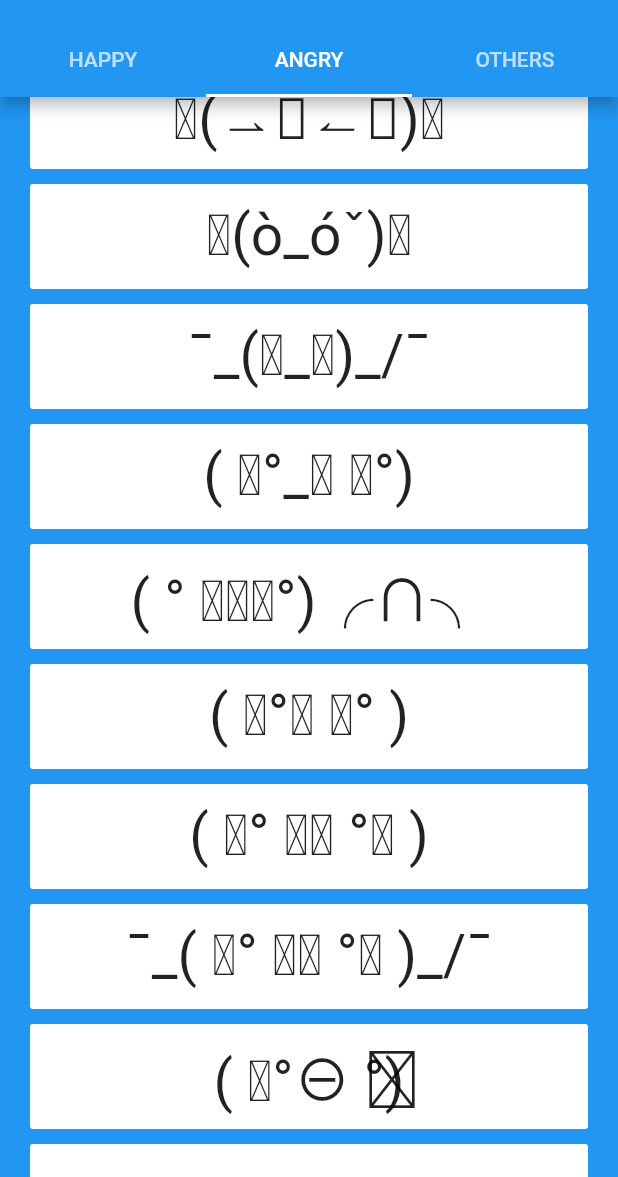
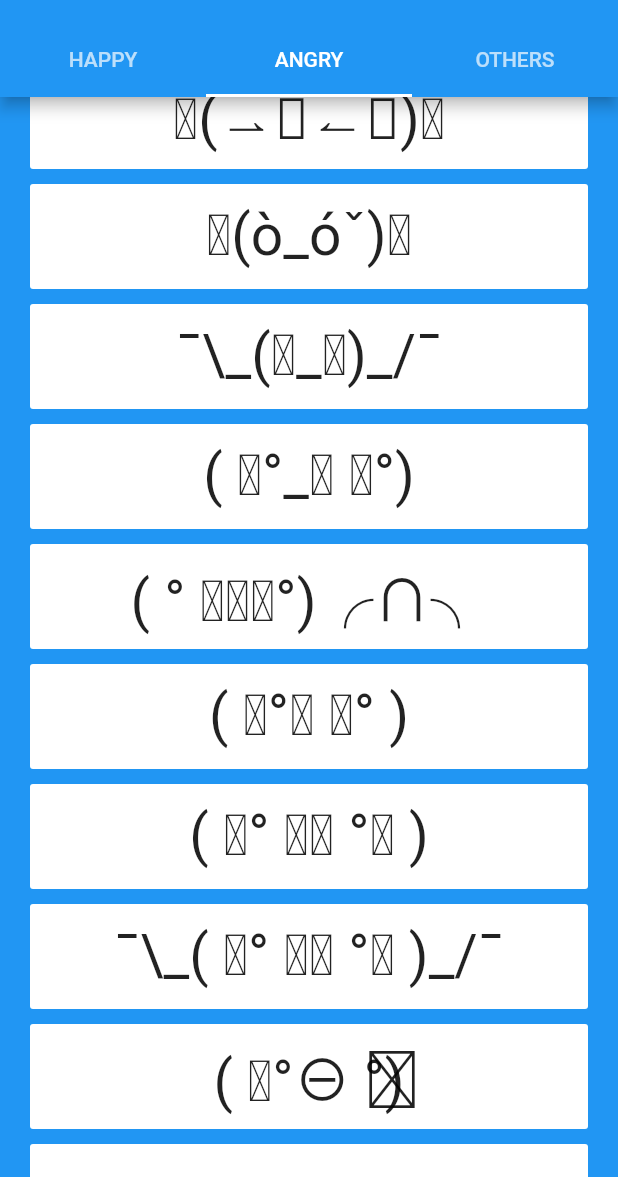
Before and after one commit to sharpsan/kaomoji_flutter, a Flutter app: the screen it shows after launch, tab 2 chosen, scrolled down 1152 dp, on a phone screen of 412 x 824 dp, the part 59-1236 px from its top. Run offline on Flutter 3.47's test engine with Material 2 defaults, Android fonts, the phone set to English and light mode, and no system bars; our stand-ins replace shared_preferences.

Commit message:
fix certain emojis and rewrite a lot of code
- fix certain emojis that weren't backslash-escaped
- heavily clean up code
- rewrite theme definitions and use Provider for applying, managing
theme
  - extract widgets from certain parts of the code for more readability
dependencies:
  - add provider package
  - update shared_preferences package to 0.5.8

```diff
--- a/lib/constants/constants.dart
+++ /dev/null
@@ -1,2 +0,0 @@
-
-const kCardBorderRadius = 2.0;
--- a/lib/constants/emojis.dart
+++ b/lib/constants/emojis.dart
@@ -68,12 +68,12 @@ const kEmojisAngry = [
   'ಠoಠ',
   'ᕙ(⇀‸↼‶)ᕗ',
   'ᕦ(ò_óˇ)ᕤ',
-  '¯\_(ʘ_ʘ)_/¯',
+  '¯\\_(ʘ_ʘ)_/¯',
   '( ͡°_ʖ ͡°)',
   '( ° ͜ʖ͡°)╭∩╮',
   '( ͡°Ĺ̯ ͡° )',
   '( ͠° ͟ʖ °͠ )',
-  '¯\_( ͠° ͟ʖ °͠ )_/¯',
+  '¯\\_( ͠° ͟ʖ °͠ )_/¯',
   '( ͡°⊖ ͡°)',
   'ب_ب',
   'ರ_ರ',
@@ -119,7 +119,7 @@ const kEmojisOther = [
   '(͡ ͡° ͜ つ ͡͡°)',
   '( ﾟдﾟ)',
   '┬──┬ ノ( ゜-゜ノ)',
-  '¯\(°_o)/¯',
+  '¯\\(°_o)/¯',
   '(ʘᗩʘ\')',
   '☜(⌒▽⌒)☞',
   '(;´༎ຶД༎ຶ`)',
--- a/lib/constants/theme_ids.dart
+++ /dev/null
@@ -1,9 +0,0 @@
-enum ThemeIds {
-  DEFAULT,
-  //LIGHT,
-  DARK,
-  DARKER,
-  BLACK,
-  AMOLED_BLACK,
-  RED_GREY,
-}
--- a/lib/main.dart
+++ b/lib/main.dart
@@ -1,58 +1,23 @@
 import 'package:flutter/material.dart';
-import 'package:kaomoji_flutter/constants/theme_ids.dart';
 import 'package:kaomoji_flutter/screens/emojis_tabs_screen.dart';
 import 'package:kaomoji_flutter/screens/theme_selector_screen.dart';
-import 'package:kaomoji_flutter/utilities/theme_helper.dart';
-import 'package:shared_preferences/shared_preferences.dart';
+import 'package:provider/provider.dart';
+import 'models/theme_model.dart';
 
 void main() => runApp(MyApp());
 
-class MyApp extends StatefulWidget {
-  final Widget child;
-  MyApp({this.child});
-
-  static restartApp(BuildContext context) {
-    final _MyAppState state =
-    context.findAncestorStateOfType<_MyAppState>();
-    state.restartApp();
-  }
-
-  @override
-  _MyAppState createState() => _MyAppState();
-}
-
 // TODO: figure out splashscreen: /android/app/src/main/res/drawable/launch_background - sdk <= 19 uses different mipmap load method in xml
 // TODO: fix wonky character parsing (confirmed on sdk19, maybe more)
-class _MyAppState extends State<MyApp> {
-  Key key = UniqueKey();
-  Future<ThemeData> theme;
-
-  Future<ThemeData> loadTheme(BuildContext context) async {
-    //await Future.delayed(Duration(seconds: 3));
-    ThemeHelper themeHelper = ThemeHelper(context: context);
-    SharedPreferences prefs = await SharedPreferences.getInstance();
-    int themeIdInt = (prefs.getInt('theme') ?? ThemeIds.DEFAULT);
-    ThemeData theme = themeHelper.getThemeById(themeIdInt);
-    return theme;
-  }
-
-
-  void restartApp() {
-    this.setState(() {
-      key = UniqueKey();
-    });
-  }
-
+class MyApp extends StatelessWidget {
   // This widget is the root of your application.
   @override
   Widget build(BuildContext context) {
-    ThemeHelper themeHelper = ThemeHelper(context: context);
-    theme = loadTheme(context);
-
-    return FutureBuilder<ThemeData>(
-      future: theme,
+    return ChangeNotifierProvider(
+      create: (_) => ThemeModel(),
+      builder: (BuildContext context, __) => FutureBuilder<ThemeData>(
+        future: Provider.of<ThemeModel>(context).theme,
         builder: (BuildContext context, AsyncSnapshot<ThemeData> snapshot) {
-        switch(snapshot.connectionState) {
+          switch (snapshot.connectionState) {
             case ConnectionState.none:
             case ConnectionState.waiting:
             case ConnectionState.active:
@@ -63,12 +28,14 @@ class _MyAppState extends State<MyApp> {
                 theme: snapshot.data,
                 initialRoute: '/',
                 routes: {
-              '/' : (context) => EmojisTabsScreen(),
-              '/themeSelector' : (context) => ThemeSelectorScreen(),
+                  '/': (context) => EmojisTabsScreen(),
+                  '/themeSelector': (context) => ThemeSelectorScreen(),
                 },
               );
           }
+          return null;
         },
+      ),
     );
   }
 }
--- a/lib/models/theme_entry.dart
+++ b/lib/models/theme_entry.dart
@@ -1,14 +1,16 @@
 import 'package:flutter/foundation.dart';
-import 'package:kaomoji_flutter/constants/theme_ids.dart';
+import 'package:flutter/material.dart';
 
 class ThemeEntry {
-  final ThemeIds id;
+  final int id;
   final String name;
   final String description;
+  final ThemeData themeData;
 
   const ThemeEntry({
     @required this.id,
     @required this.name,
     @required this.description,
+    @required this.themeData,
   });
 }
--- /dev/null
+++ b/lib/models/theme_model.dart
@@ -0,0 +1,106 @@
+import 'package:flutter/material.dart';
+import 'package:shared_preferences/shared_preferences.dart';
+import 'theme_entry.dart';
+
+class ThemeModel extends ChangeNotifier {
+  ThemeModel() {
+    _theme = _loadTheme();
+  }
+
+  Future<ThemeData> _theme;
+
+  Future<ThemeData> get theme => _theme;
+  Map<Themes, ThemeEntry> get themes => _themes;
+
+  Future<ThemeData> _loadTheme() async {
+    SharedPreferences prefs = await SharedPreferences.getInstance();
+    int themeIdInt = (prefs.getInt('theme') ?? Themes.DEFAULT.index);
+    ThemeData theme = getThemeById(themeIdInt).themeData;
+    return theme;
+  }
+
+  Future<void> loadTheme() async {
+    _theme = _loadTheme();
+    notifyListeners();
+  }
+
+  void applyTheme(int themeId) async {
+    SharedPreferences prefs = await SharedPreferences.getInstance();
+    await prefs.setInt('theme', themeId).whenComplete(() {
+      loadTheme();
+    });
+  }
+
+  ThemeEntry getThemeById(int themeId) {
+    return _themes.values.firstWhere((entry) => entry.id == themeId);
+  }
+
+  ////////// THEMES //////////
+
+  Map<Themes, ThemeEntry> _themes = {
+    Themes.DEFAULT: ThemeEntry(
+      id: 0,
+      name: 'Default',
+      description: 'Blue light theme',
+      themeData: ThemeData(
+        primaryColor: Colors.blue,
+      ),
+    ),
+    Themes.DARK: ThemeEntry(
+      id: 1,
+      name: 'Dark',
+      description: 'Material grey hybrid theme',
+      themeData: ThemeData(
+        primaryColor: Color(0xFF222222),
+        indicatorColor: Colors.blue,
+      ),
+    ),
+    Themes.DARKER: ThemeEntry(
+      id: 2,
+      name: 'Darker',
+      description: 'Material grey dark theme',
+      themeData: ThemeData.dark().copyWith(
+        accentColor: Colors.white,
+        indicatorColor: Colors.white,
+      ),
+    ),
+    Themes.BLACK: ThemeEntry(
+      id: 3,
+      name: 'Black',
+      description: 'Black hybrid theme',
+      themeData: ThemeData(
+        primaryColor: Colors.black,
+        accentColor: Colors.blue,
+      ),
+    ),
+    Themes.AMOLED_BLACK: ThemeEntry(
+      id: 4,
+      name: "AMOLED Black",
+      description: "Black dark theme",
+      themeData: ThemeData.dark().copyWith(
+        primaryColor: Colors.black,
+        accentColor: Colors.white,
+        indicatorColor: Colors.white,
+        cardColor: Colors.black,
+      ),
+    ),
+    Themes.RED_GREY: ThemeEntry(
+      id: 5,
+      name: "Red/Grey",
+      description: "Light theme",
+      themeData: ThemeData(
+        primaryColor: Colors.grey.shade600,
+        accentColor: Colors.red,
+      ),
+    ),
+  };
+}
+
+enum Themes {
+  DEFAULT,
+  DARK,
+  DARKER,
+  BLACK,
+  AMOLED_BLACK,
+  RED_GREY,
+}
--- a/lib/screens/emojis_screen.dart
+++ b/lib/screens/emojis_screen.dart
@@ -1,13 +1,9 @@
 import 'package:flutter/material.dart';
 import 'package:flutter/services.dart';
-import 'package:kaomoji_flutter/constants/constants.dart';
 
 class EmojisScreen extends StatelessWidget {
   final emojiData;
-
-  EmojisScreen({
-    this.emojiData,
-  });
+  EmojisScreen({this.emojiData});
 
   void copyToClipboard(BuildContext context, String text) {
     Clipboard.setData(ClipboardData(text: text)).whenComplete(() {
@@ -31,11 +27,29 @@ class EmojisScreen extends StatelessWidget {
         vertical: 5.0,
       ),
       itemBuilder: (context, index) {
+        return EmojiCard(
+          emoji: emojiData[index],
+          onPressed: () => copyToClipboard(context, emojiData[index]),
+        );
+      },
+    );
+  }
+}
+
+class EmojiCard extends StatelessWidget {
+  final String emoji;
+  final Function onPressed;
+  EmojiCard({
+    @required this.emoji,
+    @required this.onPressed,
+  });
+  @override
+  Widget build(BuildContext context) {
     return Container(
       height: 70.0,
       margin: EdgeInsets.symmetric(vertical: 5.0),
       decoration: BoxDecoration(
-            borderRadius: BorderRadius.circular(kCardBorderRadius),
+        borderRadius: BorderRadius.circular(2),
         color: Theme.of(context).cardColor,
       ),
       child: Stack(
@@ -43,7 +57,7 @@ class EmojisScreen extends StatelessWidget {
           Positioned.fill(
             child: Center(
               child: Text(
-                    emojiData[index],
+                emoji,
                 style: TextStyle(
                   fontSize: 38.0,
                 ),
@@ -55,14 +69,12 @@ class EmojisScreen extends StatelessWidget {
               color: Colors.transparent,
               child: InkWell(
                 borderRadius: BorderRadius.circular(4),
-                    onTap: () => copyToClipboard(context, emojiData[index]),
+                onTap: onPressed,
               ),
             ),
           ),
         ],
       ),
     );
-      },
-    );
   }
 }
--- a/lib/screens/emojis_tabs_screen.dart
+++ b/lib/screens/emojis_tabs_screen.dart
@@ -3,6 +3,20 @@ import 'package:kaomoji_flutter/constants/emojis.dart' as Emojis;
 import 'package:kaomoji_flutter/screens/emojis_screen.dart';
 
 class EmojisTabsScreen extends StatelessWidget {
+  final List<TabEntry> _tabEntries = [
+    TabEntry(
+      tab: Tab(text: "HAPPY"),
+      tabView: EmojisScreen(emojiData: Emojis.kEmojisHappy),
+    ),
+    TabEntry(
+      tab: Tab(text: "ANGRY"),
+      tabView: EmojisScreen(emojiData: Emojis.kEmojisAngry),
+    ),
+    TabEntry(
+      tab: Tab(text: "OTHERS"),
+      tabView: EmojisScreen(emojiData: Emojis.kEmojisOther),
+    ),
+  ];
   @override
   Widget build(BuildContext context) {
     return DefaultTabController(
@@ -14,58 +28,27 @@ class EmojisTabsScreen extends StatelessWidget {
             // theme settings
             IconButton(
               icon: Icon(Icons.color_lens),
-              onPressed: () {
-                Navigator.pushNamed(context, '/themeSelector');
-              },
+              onPressed: () => Navigator.pushNamed(context, '/themeSelector'),
             ),
-            // privacy policy
-            //   this overflow menu is sort of hacky because we only
-            //   use a single child item
-            //TODO: add privacy policy
-              //TODO: dependant on adding Firebase analytics
-            /*PopupMenuButton(
-              onSelected: (selected) {
-                //TODO: open privacy policy
-              },
-              itemBuilder: (BuildContext context) {
-                return [
-                  PopupMenuItem(
-                    value: 0,
-                    child: Text("Privacy Policy"),
-                  )
-                ];
-              },
-            ),*/
           ],
           bottom: TabBar(
-            tabs: [
-              const Tab(
-                text: "HAPPY",
-              ),
-              const Tab(
-                text: "ANGRY",
-              ),
-              const Tab(
-                text: "OTHERS",
-              ),
-            ],
+            tabs: _tabEntries.map((entry) => entry.tab).toList(),
           ),
           title: Text("ASCII Emotes"),
         ),
         body: TabBarView(
-          children: [
-            EmojisScreen(
-              emojiData: Emojis.kEmojisHappy,
-            ),
-            EmojisScreen(
-              emojiData: Emojis.kEmojisAngry,
-            ),
-            EmojisScreen(
-              emojiData: Emojis.kEmojisOther,
-            ),
-          ],
+          children: _tabEntries.map((entry) => entry.tabView).toList(),
         ),
       ),
     );
   }
 }
+
+class TabEntry {
+  final Tab tab;
+  final Widget tabView;
+  TabEntry({
+    this.tab,
+    this.tabView,
+  });
+}
--- a/pubspec.yaml
+++ b/pubspec.yaml
@@ -23,8 +23,8 @@ dependencies:
   # The following adds the Cupertino Icons font to your application.
   # Use with the CupertinoIcons class for iOS style icons.
   cupertino_icons: ^0.1.2
-  # https://pub.dev/packages/shared_preferences
-  shared_preferences: ^0.5.6
+  shared_preferences: ^0.5.8
+  provider: ^4.3.1
 
 dev_dependencies:
   flutter_test:
```
Also changed, not shown: lib/constants/palette.dart (deleted, +0 -21 lines), lib/screens/theme_selector_screen.dart (+53 -45 lines), lib/utilities/theme_helper.dart (deleted, +0 -80 lines), pubspec.lock, 2 other files. Lines whose indentation alone changed are shown as unchanged.
